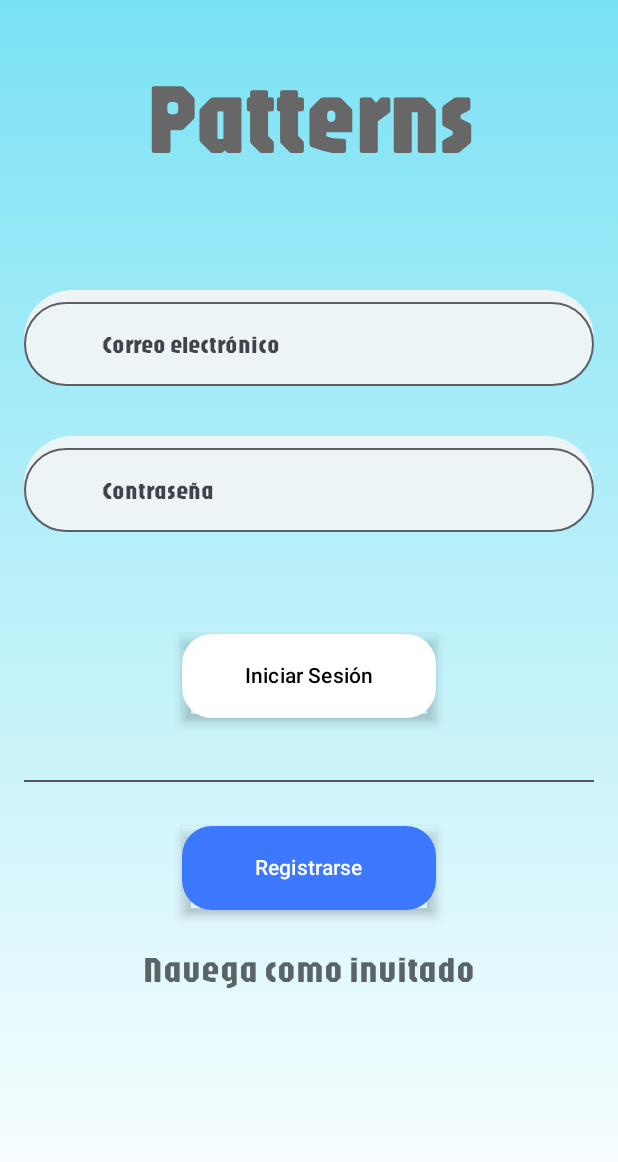
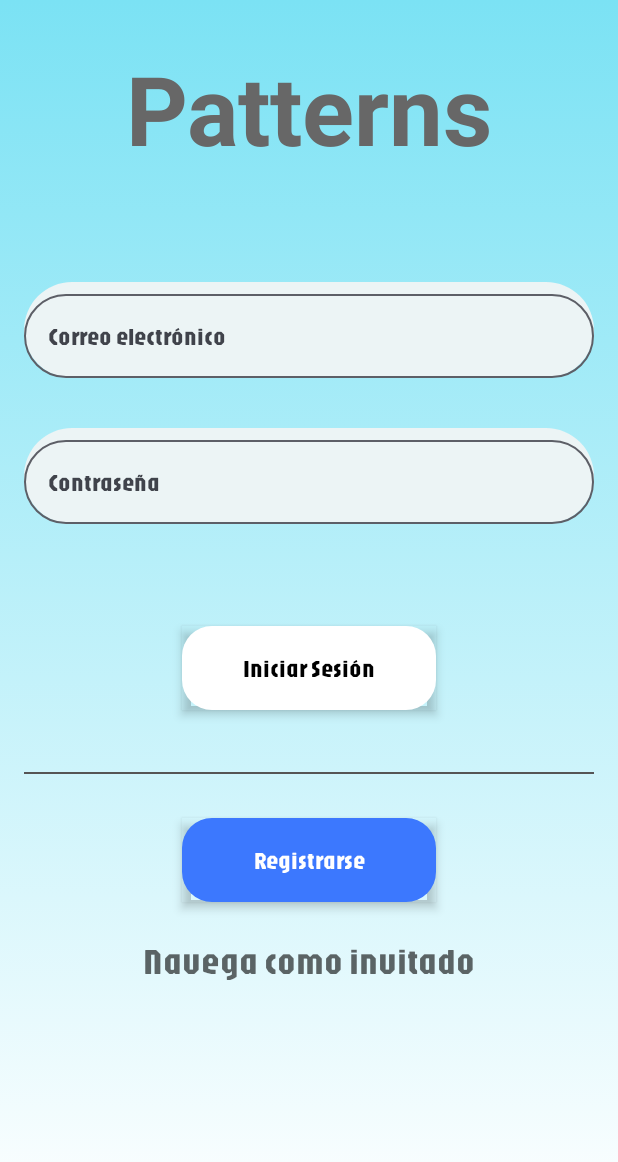
Before and after one commit to pintar9990/Pattern, an Android app built with Jetpack Compose: the screen it shows after launch (MainActivity), on a phone screen of 412 x 824 dp. Shown: the top 1162 px of the screen. Run offline under Robolectric (Android 15) with nearby library versions, the phone set to English and light mode, and no system bars.

Commit message:
push para la lestras mejroadsa

```diff
--- a/app/src/main/java/com/example/myapplicationdssdsdsd/MainActivity.kt
+++ b/app/src/main/java/com/example/myapplicationdssdsdsd/MainActivity.kt
@@ -13,6 +13,7 @@ import androidx.compose.ui.Modifier
 import androidx.compose.ui.tooling.preview.Preview
 import com.example.myapplicationdssdsdsd.ui.theme.LoginScreen
 import com.example.myapplicationdssdsdsd.ui.theme.MyApplicationdssdsdsdTheme
+import com.example.myapplicationdssdsdsd.ui.theme.RegistrationScreen
 
 class MainActivity : ComponentActivity() {
     override fun onCreate(savedInstanceState: Bundle?) {
--- a/app/src/main/java/com/example/myapplicationdssdsdsd/ui/theme/LoginScreenUI.kt
+++ b/app/src/main/java/com/example/myapplicationdssdsdsd/ui/theme/LoginScreenUI.kt
@@ -5,24 +5,18 @@ import androidx.compose.foundation.background
 import androidx.compose.foundation.layout.*
 import androidx.compose.foundation.shape.CircleShape
 import androidx.compose.foundation.shape.RoundedCornerShape
-import androidx.compose.material.*
-import androidx.compose.material3.Button
-import androidx.compose.material3.ButtonDefaults
-import androidx.compose.material3.Divider
-import androidx.compose.material3.OutlinedTextField
-import androidx.compose.material3.Text
+import androidx.compose.material3.*
 import androidx.compose.runtime.*
 import androidx.compose.ui.Alignment
 import androidx.compose.ui.Modifier
-import androidx.compose.ui.draw.clip
 import androidx.compose.ui.draw.shadow
 import androidx.compose.ui.graphics.Brush
 import androidx.compose.ui.graphics.Color
 import androidx.compose.ui.layout.ContentScale
 import androidx.compose.ui.res.painterResource
+import androidx.compose.ui.text.font.FontFamily
 import androidx.compose.ui.text.font.FontWeight
 import androidx.compose.ui.text.input.PasswordVisualTransformation
-import androidx.compose.ui.text.style.TextAlign
 import androidx.compose.ui.unit.dp
 import androidx.compose.ui.unit.sp
 import com.example.myapplicationdssdsdsd.R
@@ -52,53 +46,29 @@ fun LoginScreen() {
                 fontSize = 64.sp,
                 fontWeight = FontWeight.Bold,
                 color = Color(0xFF676767),
+                fontFamily = FontFamily.Default, // Usa la fuente por defecto
                 modifier = Modifier.padding(top = 38.dp)
             )
-
-            /*
-            Image(
-                painter = painterResource(id = R.drawable.pattern_image),
-                contentDescription = "Pattern Image",
-                modifier = Modifier
-                    .size(200.dp)
-                    .padding(top = 52.dp),
-                contentScale = ContentScale.Fit
-            )*/
 
             OutlinedTextField(
                 value = email,
                 onValueChange = { email = it },
-                label = { Text("Correo electrónico") },
+                label = { Text("Correo electrónico", style = MaterialTheme.typography.bodyLarge) },
                 modifier = Modifier
                     .fillMaxWidth()
                     .padding(top = 75.dp)
                     .background(Color(0xFFECF4F5), CircleShape),
-                leadingIcon = {
-                    /*
-                    Image(
-                        painter = painterResource(id = R.drawable.email_icon),
-                        contentDescription = "Email Icon",
-                        modifier = Modifier.size(27.dp)
-                    )*/
-                },
                 shape = CircleShape
             )
 
             OutlinedTextField(
                 value = password,
                 onValueChange = { password = it },
-                label = { Text("Contraseña") },
+                label = { Text("Contraseña", style = MaterialTheme.typography.bodyLarge) },
                 modifier = Modifier
                     .fillMaxWidth()
                     .padding(top = 33.dp)
                     .background(Color(0xFFECF4F5), CircleShape),
-                leadingIcon = {/*
-                    Image(
-                        painter = painterResource(id = R.drawable.password_icon),
-                        contentDescription = "Password Icon",
-                        modifier = Modifier.size(40.dp)
-                    )*/
-                },
                 visualTransformation = PasswordVisualTransformation(),
                 shape = CircleShape
             )
@@ -115,7 +85,7 @@ fun LoginScreen() {
             ) {
                 Text(
                     text = "Iniciar Sesión",
-                    color = Color.Black
+                    style = MaterialTheme.typography.bodyLarge.copy(color = Color.Black)
                 )
             }
 
@@ -139,14 +109,16 @@ fun LoginScreen() {
             ) {
                 Text(
                     text = "Registrarse",
-                    color = Color.White
+                    style = MaterialTheme.typography.bodyLarge.copy(color = Color.White)
                 )
             }
 
             Text(
                 text = "Navega como invitado",
-                fontSize = 24.sp,
-                color = Color(0x99000000),
+                style = MaterialTheme.typography.bodyLarge.copy(
+                    fontSize = 24.sp,
+                    color = Color(0x99000000)
+                ),
                 modifier = Modifier.padding(top = 24.dp)
             )
         }
```
